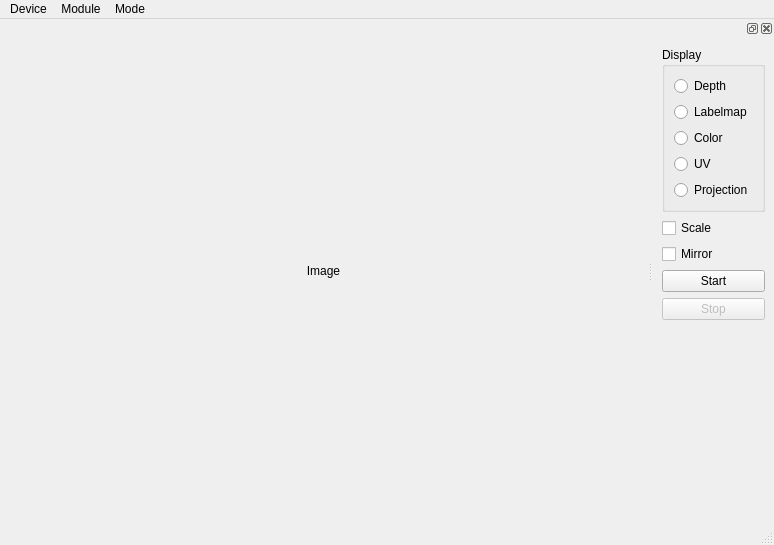
Before: the Qt Designer form src/main_window.ui in hiveground-ros-package/intel_perceptual_server, drawn with Qt 5.
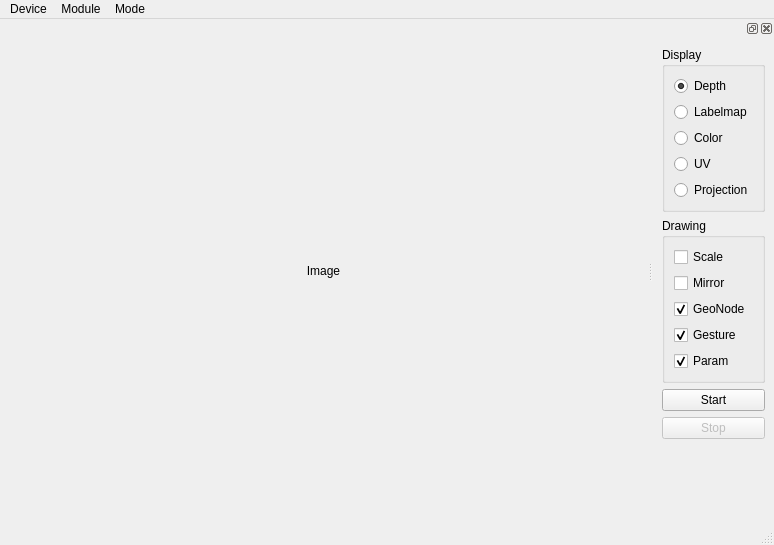
After: the same form once the commit is applied.

Commit message: fix UI in thread problems.

```diff
--- a/src/main_window.ui
+++ b/src/main_window.ui
@@ -63,14 +63,14 @@
    <property name="minimumSize">
     <size>
      <width>112</width>
-     <height>284</height>
+     <height>382</height>
     </size>
    </property>
    <attribute name="dockWidgetArea">
     <number>2</number>
    </attribute>
    <widget class="QWidget" name="dockWidgetContents">
-    <layout class="QVBoxLayout" name="verticalLayout_2">
+    <layout class="QVBoxLayout" name="verticalLayout_3">
      <item>
       <widget class="QGroupBox" name="groupBox">
        <property name="title">
@@ -82,6 +82,9 @@
           <property name="text">
            <string>Depth</string>
           </property>
+          <property name="checked">
+           <bool>true</bool>
+          </property>
          </widget>
         </item>
         <item>
@@ -116,6 +119,12 @@
       </widget>
      </item>
      <item>
+      <widget class="QGroupBox" name="groupBox_2">
+       <property name="title">
+        <string>Drawing</string>
+       </property>
+       <layout class="QVBoxLayout" name="verticalLayout_2">
+        <item>
       <widget class="QCheckBox" name="checkBoxScale">
        <property name="text">
         <string>Scale</string>
@@ -127,6 +136,39 @@
        <property name="text">
         <string>Mirror</string>
        </property>
+         </widget>
+        </item>
+        <item>
+         <widget class="QCheckBox" name="checkBoxGeoNode">
+          <property name="text">
+           <string>GeoNode</string>
+          </property>
+          <property name="checked">
+           <bool>true</bool>
+          </property>
+         </widget>
+        </item>
+        <item>
+         <widget class="QCheckBox" name="checkBoGesture">
+          <property name="text">
+           <string>Gesture</string>
+          </property>
+          <property name="checked">
+           <bool>true</bool>
+          </property>
+         </widget>
+        </item>
+        <item>
+         <widget class="QCheckBox" name="checkBoxParam">
+          <property name="text">
+           <string>Param</string>
+          </property>
+          <property name="checked">
+           <bool>true</bool>
+          </property>
+         </widget>
+        </item>
+       </layout>
       </widget>
      </item>
      <item>
```
Lines whose indentation alone changed are shown as unchanged. The commit also changes 7 other files.
